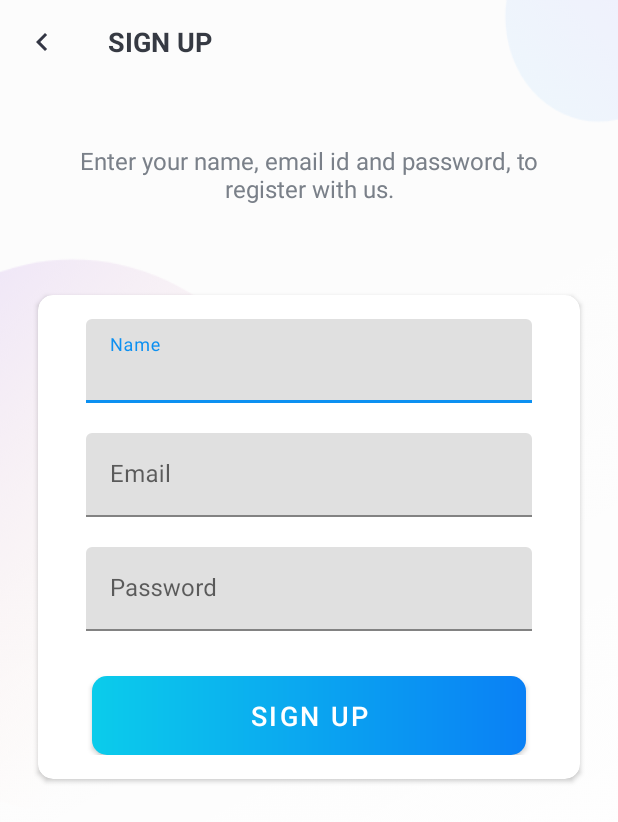
After one commit to joshuawaheed/learning-kotlin, an Android app: the SignUpActivity screen opened directly, with no data from a screen before it, on a phone screen of 412 x 824 dp. The commit adds this screen. Shown: the top 822 px of the screen. Run offline under Robolectric (Android 15) with nearby library versions, the phone set to English and light mode, and no system bars.

Commit message:
Create the sign up activity

```diff
--- a/Projemanag/app/src/main/AndroidManifest.xml
+++ b/Projemanag/app/src/main/AndroidManifest.xml
@@ -12,6 +12,15 @@
         android:supportsRtl="true"
         android:theme="@style/Theme.Projemanag"
         tools:targetApi="31">
+        <activity
+            android:name=".SignUpActivity"
+            android:exported="false"
+            android:screenOrientation="portrait"
+            android:theme="@style/Theme.Projemanag.NoActionBar">
+            <meta-data
+                android:name="android.app.lib_name"
+                android:value="" />
+        </activity>
         <activity
             android:name=".IntroActivity"
             android:exported="false"
--- a/Projemanag/app/src/main/java/com/joshuawaheed/projemanag/IntroActivity.kt
+++ b/Projemanag/app/src/main/java/com/joshuawaheed/projemanag/IntroActivity.kt
@@ -1,8 +1,10 @@
 package com.joshuawaheed.projemanag
 
+import android.content.Intent
 import androidx.appcompat.app.AppCompatActivity
 import android.os.Bundle
 import android.view.WindowManager
+import android.widget.Button
 
 class IntroActivity : AppCompatActivity() {
     override fun onCreate(savedInstanceState: Bundle?) {
@@ -10,5 +12,9 @@
         setContentView(R.layout.activity_intro)
         val flagFullScreen = WindowManager.LayoutParams.FLAG_FULLSCREEN
         window.setFlags(flagFullScreen, flagFullScreen)
+        val btnSignUp: Button = findViewById(R.id.btn_sign_up_intro)
+        btnSignUp.setOnClickListener {
+            startActivity(Intent(this@IntroActivity, SignUpActivity::class.java))
+        }
     }
 }
--- /dev/null
+++ b/Projemanag/app/src/main/java/com/joshuawaheed/projemanag/SignUpActivity.kt
@@ -0,0 +1,33 @@
+package com.joshuawaheed.projemanag
+
+import androidx.appcompat.app.AppCompatActivity
+import android.os.Bundle
+import android.view.WindowManager
+import androidx.appcompat.widget.Toolbar
+
+class SignUpActivity : AppCompatActivity() {
+    override fun onCreate(savedInstanceState: Bundle?) {
+        super.onCreate(savedInstanceState)
+        setContentView(R.layout.activity_sign_up)
+        val flagFullScreen = WindowManager.LayoutParams.FLAG_FULLSCREEN
+        window.setFlags(flagFullScreen, flagFullScreen)
+        setupActionBar()
+    }
+
+    private fun setupActionBar() {
+        val toolbar: Toolbar = findViewById(R.id.toolbar_sign_up_activity)
+
+        setSupportActionBar(toolbar)
+
+        val actionBar = supportActionBar
+
+        if (actionBar != null) {
+            actionBar.setDisplayHomeAsUpEnabled(true)
+            actionBar.setHomeAsUpIndicator(R.drawable.ic_black_color_back_24dp)
+        }
+
+        toolbar.setNavigationOnClickListener {
+            onBackPressedDispatcher.onBackPressed()
+        }
+    }
+}
--- /dev/null
+++ b/Projemanag/app/src/main/res/drawable/ic_black_color_back_24dp.xml
@@ -0,0 +1,10 @@
+<vector xmlns:android="http://schemas.android.com/apk/res/android"
+    android:width="24dp"
+    android:height="24dp"
+    android:tint="#333644"
+    android:viewportWidth="24.0"
+    android:viewportHeight="24.0">
+    <path
+        android:fillColor="@android:color/white"
+        android:pathData="M15.41,7.41L14,6l-6,6 6,6 1.41,-1.41L10.83,12z" />
+</vector>
--- /dev/null
+++ b/Projemanag/app/src/main/res/layout/activity_sign_up.xml
@@ -0,0 +1,127 @@
+<?xml version="1.0" encoding="utf-8"?>
+<LinearLayout xmlns:android="http://schemas.android.com/apk/res/android"
+    xmlns:app="http://schemas.android.com/apk/res-auto"
+    xmlns:tools="http://schemas.android.com/tools"
+    android:layout_width="match_parent"
+    android:layout_height="match_parent"
+    android:background="@drawable/ic_background"
+    android:orientation="vertical"
+    tools:context=".SignUpActivity">
+
+    <androidx.appcompat.widget.Toolbar
+        android:id="@+id/toolbar_sign_up_activity"
+        android:layout_width="match_parent"
+        android:layout_height="?attr/actionBarSize">
+
+        <TextView
+            android:id="@+id/tv_title"
+            android:layout_width="match_parent"
+            android:layout_height="match_parent"
+            android:gravity="center_vertical"
+            android:text="@string/sign_up"
+            android:textColor="@color/primary_text_color"
+            android:textSize="@dimen/toolbar_title_text_size"
+            android:textStyle="bold" />
+
+    </androidx.appcompat.widget.Toolbar>
+
+    <LinearLayout
+        android:layout_width="match_parent"
+        android:layout_height="match_parent"
+        android:layout_gravity="center"
+        android:layout_marginTop="@dimen/authentication_screen_content_marginTop"
+        android:orientation="vertical">
+
+        <TextView
+            android:layout_width="match_parent"
+            android:layout_height="wrap_content"
+            android:layout_marginStart="@dimen/authentication_screen_marginStartEnd"
+            android:layout_marginEnd="@dimen/authentication_screen_marginStartEnd"
+            android:gravity="center"
+            android:text="@string/sign_up_description_text"
+            android:textColor="@color/secondary_text_color"
+            android:textSize="@dimen/authentication_description_text_size" />
+
+        <androidx.cardview.widget.CardView
+            android:layout_width="match_parent"
+            android:layout_height="wrap_content"
+            android:layout_marginStart="@dimen/authentication_screen_marginStartEnd"
+            android:layout_marginTop="@dimen/authentication_screen_card_view_marginTop"
+            android:layout_marginEnd="@dimen/authentication_screen_marginStartEnd"
+            android:elevation="@dimen/card_view_elevation"
+            app:cardCornerRadius="@dimen/card_view_corner_radius">
+
+            <LinearLayout
+                android:layout_width="match_parent"
+                android:layout_height="wrap_content"
+                android:orientation="vertical"
+                android:padding="@dimen/card_view_layout_content_padding">
+
+                <com.google.android.material.textfield.TextInputLayout
+                    android:layout_width="match_parent"
+                    android:layout_height="wrap_content"
+                    android:layout_marginStart="@dimen/authentication_screen_til_marginStartEnd"
+                    android:layout_marginEnd="@dimen/authentication_screen_til_marginStartEnd">
+
+                    <androidx.appcompat.widget.AppCompatEditText
+                        android:id="@+id/et_name"
+                        android:layout_width="match_parent"
+                        android:layout_height="wrap_content"
+                        android:hint="@string/name"
+                        android:inputType="textEmailAddress"
+                        android:textSize="@dimen/et_text_size" />
+                </com.google.android.material.textfield.TextInputLayout>
+
+                <com.google.android.material.textfield.TextInputLayout
+                    android:layout_width="match_parent"
+                    android:layout_height="wrap_content"
+                    android:layout_marginStart="@dimen/authentication_screen_til_marginStartEnd"
+                    android:layout_marginTop="@dimen/authentication_screen_til_marginTop"
+                    android:layout_marginEnd="@dimen/authentication_screen_til_marginStartEnd">
+
+                    <androidx.appcompat.widget.AppCompatEditText
+                        android:id="@+id/et_email"
+                        android:layout_width="match_parent"
+                        android:layout_height="wrap_content"
+                        android:hint="@string/email"
+                        android:inputType="textEmailAddress"
+                        android:textSize="@dimen/et_text_size" />
+                </com.google.android.material.textfield.TextInputLayout>
+
+                <com.google.android.material.textfield.TextInputLayout
+                    android:layout_width="match_parent"
+                    android:layout_height="wrap_content"
+                    android:layout_marginStart="@dimen/authentication_screen_til_marginStartEnd"
+                    android:layout_marginTop="@dimen/authentication_screen_til_marginTop"
+                    android:layout_marginEnd="@dimen/authentication_screen_til_marginStartEnd">
+
+                    <androidx.appcompat.widget.AppCompatEditText
+                        android:id="@+id/et_password"
+                        android:layout_width="match_parent"
+                        android:layout_height="wrap_content"
+                        android:hint="@string/password"
+                        android:inputType="textPassword"
+                        android:textSize="16sp" />
+                </com.google.android.material.textfield.TextInputLayout>
+
+                <Button
+                    android:id="@+id/btn_sign_up"
+                    android:layout_width="match_parent"
+                    android:layout_height="wrap_content"
+                    android:layout_gravity="center"
+                    android:layout_marginStart="@dimen/btn_marginStartEnd"
+                    android:layout_marginTop="@dimen/sign_up_screen_btn_marginTop"
+                    android:layout_marginEnd="@dimen/btn_marginStartEnd"
+                    android:background="@drawable/shape_button_rounded"
+                    android:foreground="?attr/selectableItemBackground"
+                    android:gravity="center"
+                    android:paddingTop="@dimen/btn_paddingTopBottom"
+                    android:paddingBottom="@dimen/btn_paddingTopBottom"
+                    android:text="@string/sign_up"
+                    android:textColor="@android:color/white"
+                    android:textSize="@dimen/btn_text_size"
+                    app:backgroundTint="@null" />
+            </LinearLayout>
+        </androidx.cardview.widget.CardView>
+    </LinearLayout>
+</LinearLayout>
--- a/Projemanag/app/src/main/res/values/dimens.xml
+++ b/Projemanag/app/src/main/res/values/dimens.xml
@@ -15,4 +15,16 @@
     <dimen name="btn_paddingTopBottom">8dp</dimen>
     <dimen name="intro_screen_sign_up_btn_marginTop">15dp</dimen>
     <dimen name="btn_text_size">18sp</dimen>
+    <dimen name="sign_up_screen_btn_marginTop">30dp</dimen>
+    <dimen name="toolbar_title_text_size">18sp</dimen>
+    <dimen name="authentication_screen_content_marginTop">40dp</dimen>
+    <dimen name="authentication_description_text_size">16sp</dimen>
+    <dimen name="authentication_screen_marginStartEnd">25dp</dimen>
+    <dimen name="authentication_screen_card_view_marginTop">60dp</dimen>
+    <dimen name="card_view_elevation">10dp</dimen>
+    <dimen name="card_view_corner_radius">10dp</dimen>
+    <dimen name="card_view_layout_content_padding">16dp</dimen>
+    <dimen name="authentication_screen_til_marginStartEnd">16dp</dimen>
+    <dimen name="et_text_size">16sp</dimen>
+    <dimen name="authentication_screen_til_marginTop">20dp</dimen>
 </resources>
--- a/Projemanag/app/src/main/res/values/strings.xml
+++ b/Projemanag/app/src/main/res/values/strings.xml
@@ -5,4 +5,8 @@
     <string name="intro_text_description">Collaborate and Plan Together Across Multiple Devices on Projemanag\'s Minimalist Interface.</string>
     <string name="sign_in">SIGN IN</string>
     <string name="sign_up">SIGN UP</string>
+    <string name="sign_up_description_text">Enter your name, email id and password, to register with us.</string>
+    <string name="name">Name</string>
+    <string name="password">Password</string>
+    <string name="email">Email</string>
 </resources>
```
Also changed, not shown: Projemanag/app/src/main/res/drawable-hdpi/ic_background.png (added), Projemanag/app/src/main/res/drawable-ldpi/ic_background.png (added), Projemanag/app/src/main/res/drawable-mdpi/ic_background.png (added), Projemanag/app/src/main/res/drawable-xhdpi/ic_background.png (added), Projemanag/app/src/main/res/drawable-xxhdpi/ic_background.png (added), Projemanag/app/src/main/res/drawable-xxxhdpi/ic_background.png (added).
